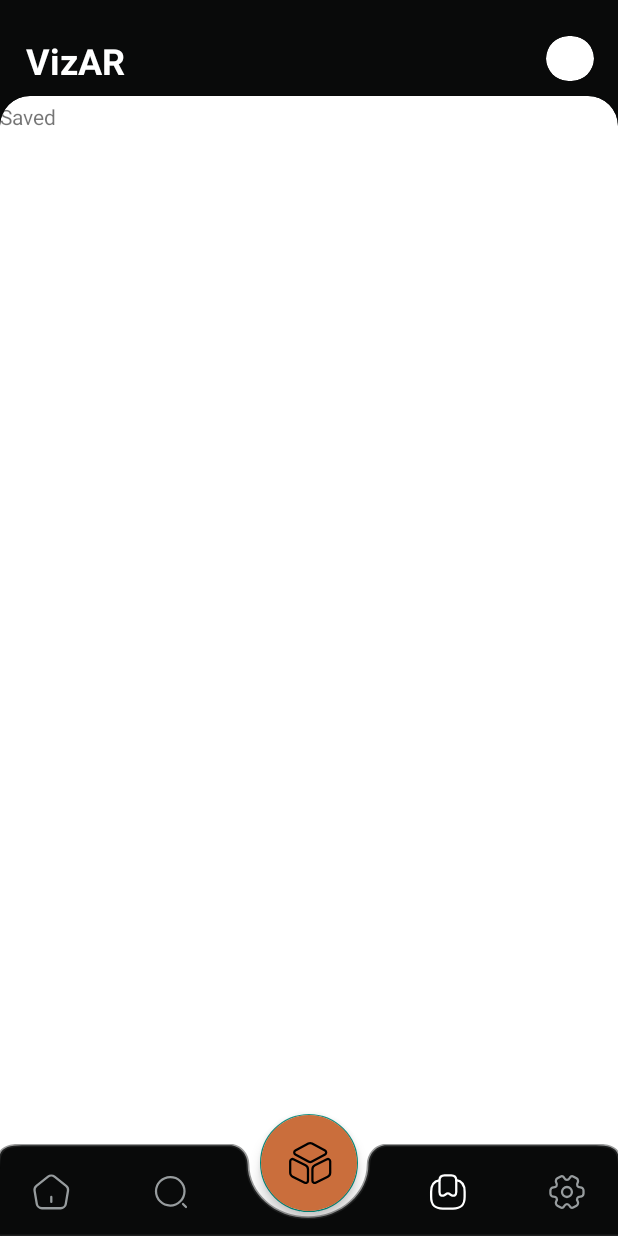
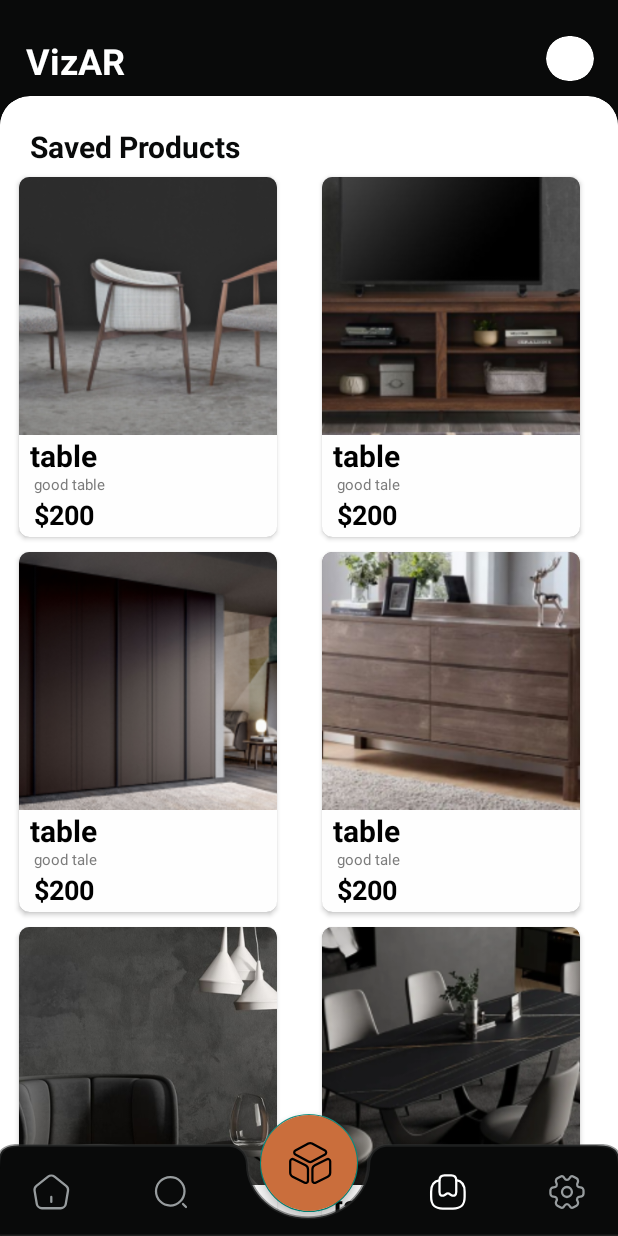
Before and after one commit to ZermatAbdenour/VizarProject, an Android app: the fragment savedFragment placed in its activity, after a tap on an icon or button, on a phone screen of 412 x 824 dp. Run offline under Robolectric (Android 15) with nearby library versions, the phone set to English and light mode, and no system bars; 1 other tap on this screen came first.

Commit message:
aktham home

```diff
--- a/app/src/main/java/com/example/vizar/Adapter_1.java
+++ b/app/src/main/java/com/example/vizar/Adapter_1.java
@@ -8,7 +8,9 @@ import android.widget.TextView;
 
 import androidx.annotation.NonNull;
 import androidx.recyclerview.widget.LinearLayoutManager;
+import androidx.recyclerview.widget.LinearSnapHelper;
 import androidx.recyclerview.widget.RecyclerView;
+import androidx.recyclerview.widget.SnapHelper;
 
 import com.example.vizar.Model.CategorieCard;
 import com.example.vizar.Model.Horizantalrecyclerview;
@@ -56,6 +58,7 @@ public class Adapter_1 extends RecyclerView.Adapter<Adapter_1.MyViewHolder>{
             holder.childRecyclerView.setAdapter(childRecyclerViewAdapter);
 
 
+
     }
     @Override
     public int getItemCount() {
@@ -76,6 +79,8 @@ public class Adapter_1 extends RecyclerView.Adapter<Adapter_1.MyViewHolder>{
 
             Title = itemView.findViewById(R.id.Title);
             childRecyclerView = itemView.findViewById(R.id.Child_RV);
+            SnapHelper helper = new LinearSnapHelper();
+            helper.attachToRecyclerView(childRecyclerView);
         }
     }
 }
--- a/app/src/main/java/com/example/vizar/Remote/BaseGridConcatAdapter.java
+++ b/app/src/main/java/com/example/vizar/Remote/BaseGridConcatAdapter.java
@@ -4,6 +4,7 @@ import android.content.Context;
 import android.view.LayoutInflater;
 import android.view.View;
 import android.view.ViewGroup;
+import android.widget.TextView;
 
 import androidx.annotation.NonNull;
 import androidx.recyclerview.widget.GridLayoutManager;
@@ -18,10 +19,12 @@ public class BaseGridConcatAdapter extends RecyclerView.Adapter<BaseConcatHolder
     private Adapter productsAdapter;
     private int spanCount;
 
-    public BaseGridConcatAdapter(Context context, Adapter productsAdapter, int spanCount) {
+    private String Title;
+    public BaseGridConcatAdapter(Context context, Adapter productsAdapter, int spanCount,String title) {
         this.context = context;
         this.productsAdapter = productsAdapter;
         this.spanCount = spanCount;
+        this.Title = title;
     }
 
     @NonNull
@@ -29,6 +32,7 @@ public class BaseGridConcatAdapter extends RecyclerView.Adapter<BaseConcatHolder
     public BaseConcatHolder<?> onCreateViewHolder(@NonNull ViewGroup parent, int viewType) {
         View view = LayoutInflater.from(context).inflate(R.layout.concat_row, parent, false);
         ((RecyclerView)view.findViewById(R.id.rv_concat)).setLayoutManager(new GridLayoutManager(context, spanCount));
+        ((TextView)view.findViewById(R.id.Title1)).setText(Title);
         return new ConcatViewHolder(view);
     }
 
--- /dev/null
+++ b/app/src/main/java/com/example/vizar/footeradapter.java
@@ -0,0 +1,52 @@
+package com.example.vizar;
+
+import android.text.Layout;
+import android.view.LayoutInflater;
+import android.view.View;
+import android.view.ViewGroup;
+
+import androidx.annotation.NonNull;
+import androidx.recyclerview.widget.RecyclerView;
+
+import org.xmlpull.v1.XmlPullParser;
+
+public class footeradapter extends RecyclerView.Adapter<footeradapter.ViewHolder>{
+
+    int Footerlayout;
+
+    public footeradapter(int footerlayout) {
+        Footerlayout = footerlayout;
+    }
+
+    @NonNull
+    @Override
+    public footeradapter.ViewHolder onCreateViewHolder(@NonNull ViewGroup parent, int viewType) {
+        View view = LayoutInflater.from(parent.getContext()).inflate(Footerlayout,parent,false);
+        return new footeradapter.ViewHolder(view);
+
+    }
+
+    @Override
+    public void onBindViewHolder(@NonNull ViewHolder holder, int position) {
+
+    }
+
+
+
+    @Override
+    public int getItemCount() {
+        return 1;
+    }
+
+    public class ViewHolder extends  RecyclerView.ViewHolder{
+
+
+        public ViewHolder(@NonNull View itemView) {
+            super(itemView);
+
+
+
+
+        }
+    }
+}
--- a/app/src/main/java/com/example/vizar/homemain.java
+++ b/app/src/main/java/com/example/vizar/homemain.java
@@ -100,9 +100,9 @@ import java.util.List;
             recyclerview.setHasFixedSize(true);
             Adapter_1 outeradapter = new Adapter_1(horizantalrecyclerviewList,getContext());
             Adapter listadapter = new Adapter(productslist);
+            footeradapter footer = new footeradapter(R.layout.footer);
 
-
-            ConcatAdapter concatAdapter = new ConcatAdapter(outeradapter,new BaseGridConcatAdapter(getContext(),listadapter,2));
+            ConcatAdapter concatAdapter = new ConcatAdapter(outeradapter,new BaseGridConcatAdapter(getContext(),listadapter,2,"Top sales"),new BaseGridConcatAdapter(getContext(),listadapter,2,"Recommendations"),footer);
 
             recyclerview.setAdapter(concatAdapter);
             concatAdapter.notifyDataSetChanged();
--- a/app/src/main/java/com/example/vizar/savedFragment.java
+++ b/app/src/main/java/com/example/vizar/savedFragment.java
@@ -2,11 +2,22 @@ package com.example.vizar;
 
 import android.os.Bundle;
 
+import androidx.annotation.NonNull;
+import androidx.annotation.Nullable;
 import androidx.fragment.app.Fragment;
+import androidx.recyclerview.widget.ConcatAdapter;
+import androidx.recyclerview.widget.GridLayoutManager;
+import androidx.recyclerview.widget.RecyclerView;
 
 import android.view.LayoutInflater;
 import android.view.View;
 import android.view.ViewGroup;
+
+import com.example.vizar.Model.product;
+import com.example.vizar.Remote.BaseGridConcatAdapter;
+
+import java.util.ArrayList;
+import java.util.List;
 
 /**
  * A simple {@link Fragment} subclass.
@@ -23,6 +34,8 @@ public class savedFragment extends Fragment {
     // TODO: Rename and change types of parameters
     private String mParam1;
     private String mParam2;
+    private RecyclerView recyclerview;
+    List<product> savedproductslist = new ArrayList<>();
 
     public savedFragment() {
         // Required empty public constructor
@@ -59,6 +72,32 @@ public class savedFragment extends Fragment {
     public View onCreateView(LayoutInflater inflater, ViewGroup container,
                              Bundle savedInstanceState) {
         // Inflate the layout for this fragment
+        savedproductslist.add(new product("table","$200","good table",R.drawable.cat_armchairs));
+        savedproductslist.add(new product("table","$200","good tale",R.drawable.cat_tvstands));
+        savedproductslist.add(new product("table","$200","good tale",R.drawable.cat_cat1));
+        savedproductslist.add(new product("table","$200","good tale",R.drawable.cat_dressers));
+        savedproductslist.add(new product("table","$200","good",R.drawable.background));
+        savedproductslist.add(new product("table","$200","good tale",R.drawable.cat_diningtable));
+        savedproductslist.add(new product("table","$200","good table",R.drawable.cat_armchairs));
+        savedproductslist.add(new product("table","$200","good tale",R.drawable.cat_tvstands));
+        savedproductslist.add(new product("table","$200","good tale",R.drawable.cat_cat1));
+        savedproductslist.add(new product("table","$200","good tale",R.drawable.cat_dressers));
+
+
         return inflater.inflate(R.layout.fragment_saved, container, false);
     }
+
+    @Override
+    public void onViewCreated(@NonNull View view, @Nullable Bundle savedInstanceState) {
+        super.onViewCreated(view, savedInstanceState);
+        recyclerview = view.findViewById(R.id.saved_recyclerView);
+        recyclerview.setLayoutManager(new GridLayoutManager(getContext(),1));
+        recyclerview.setHasFixedSize(true);
+        Adapter adapter = new Adapter(savedproductslist);
+        footeradapter footer = new footeradapter(R.layout.savedfooter);
+        ConcatAdapter concatAdapter = new ConcatAdapter(new BaseGridConcatAdapter(getContext(),adapter,2,"Saved Products"),footer);
+        recyclerview.setAdapter(concatAdapter);
+        adapter.notifyDataSetChanged();
+
+    }
 }
--- a/app/src/main/res/layout/concat_row.xml
+++ b/app/src/main/res/layout/concat_row.xml
@@ -1,12 +1,32 @@
 <?xml version="1.0" encoding="utf-8"?>
-<LinearLayout
-    xmlns:android="http://schemas.android.com/apk/res/android"
+<androidx.constraintlayout.widget.ConstraintLayout xmlns:android="http://schemas.android.com/apk/res/android"
+    xmlns:app="http://schemas.android.com/apk/res-auto"
+    xmlns:tools="http://schemas.android.com/tools"
     android:layout_width="match_parent"
-    android:layout_height="wrap_content">
+    android:layout_height="wrap_content"
+    >
+
+    <TextView
+        android:id="@+id/Title1"
+        android:layout_width="wrap_content"
+        android:layout_height="wrap_content"
+        android:layout_marginStart="16dp"
+        android:layout_marginTop="12dp"
+        android:text="Title"
+        android:textColor="#090A0A"
+        android:textSize="20sp"
+        android:textStyle="bold"
+        app:layout_constraintStart_toStartOf="parent"
+        app:layout_constraintTop_toTopOf="parent" />
 
     <androidx.recyclerview.widget.RecyclerView
         android:id="@+id/rv_concat"
-        android:layout_width="match_parent"
-        android:layout_height="wrap_content" />
-
-</LinearLayout>
+        android:layout_width="0dp"
+        android:layout_height="wrap_content"
+        android:layout_marginTop="2dp"
+        app:layout_constraintBottom_toBottomOf="parent"
+        app:layout_constraintEnd_toEndOf="parent"
+        app:layout_constraintHorizontal_bias="0.01"
+        app:layout_constraintStart_toStartOf="parent"
+        app:layout_constraintTop_toBottomOf="@+id/Title1" />
+</androidx.constraintlayout.widget.ConstraintLayout>
--- /dev/null
+++ b/app/src/main/res/layout/footer.xml
@@ -0,0 +1,21 @@
+<?xml version="1.0" encoding="utf-8"?>
+<androidx.constraintlayout.widget.ConstraintLayout xmlns:android="http://schemas.android.com/apk/res/android"
+    android:layout_width="match_parent"
+    android:layout_height="270dp">
+
+
+    <RelativeLayout
+        android:id="@+id/loadingPanel"
+        android:layout_width="match_parent"
+        android:layout_height="match_parent"
+        android:gravity="center"
+       >
+
+        <ProgressBar
+            android:layout_width="wrap_content"
+            android:layout_height="wrap_content"
+            android:indeterminate="true"
+            android:layout_marginTop="-170dp"
+            />
+    </RelativeLayout>
+</androidx.constraintlayout.widget.ConstraintLayout>
--- a/app/src/main/res/layout/fragment_saved.xml
+++ b/app/src/main/res/layout/fragment_saved.xml
@@ -3,12 +3,22 @@
     xmlns:tools="http://schemas.android.com/tools"
     android:layout_width="match_parent"
     android:layout_height="match_parent"
-    tools:context=".savedFragment">
+    tools:context=".homemain"
+    android:background="@color/white">
 
-    <!-- TODO: Update blank fragment layout -->
-    <TextView
+
+    <androidx.recyclerview.widget.RecyclerView
+        android:id="@+id/saved_recyclerView"
         android:layout_width="match_parent"
         android:layout_height="match_parent"
-        android:text="Saved" />
+        android:padding="4dp"
+        android:scrollbars="vertical"
+        android:layout_gravity="center"
+        tools:listitem="@layout/product"
+        android:orientation="horizontal"
+        android:overScrollMode="never"
+        android:scrollbarAlwaysDrawHorizontalTrack="false"
+        android:scrollbarAlwaysDrawVerticalTrack="false"
+        />
 
 </FrameLayout>
--- /dev/null
+++ b/app/src/main/res/layout/savedfooter.xml
@@ -0,0 +1,16 @@
+<?xml version="1.0" encoding="utf-8"?>
+<androidx.constraintlayout.widget.ConstraintLayout xmlns:android="http://schemas.android.com/apk/res/android"
+    android:layout_width="match_parent"
+    android:layout_height="200dp">
+
+
+    <RelativeLayout
+        android:id="@+id/loadingPanel"
+        android:layout_width="match_parent"
+        android:layout_height="match_parent"
+        android:gravity="center"
+        >
+
+
+    </RelativeLayout>
+</androidx.constraintlayout.widget.ConstraintLayout>
```
